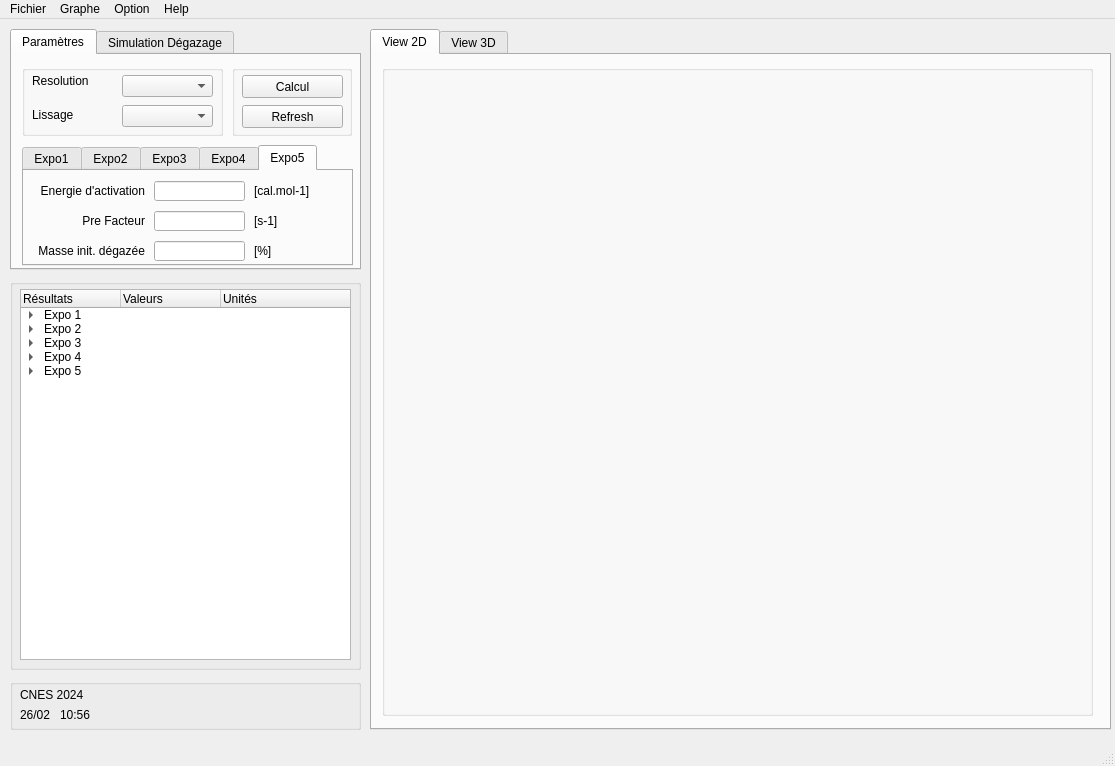
Qt form ui/window.ui (LanceryH/CNES-LP-VB5E) before a commit.
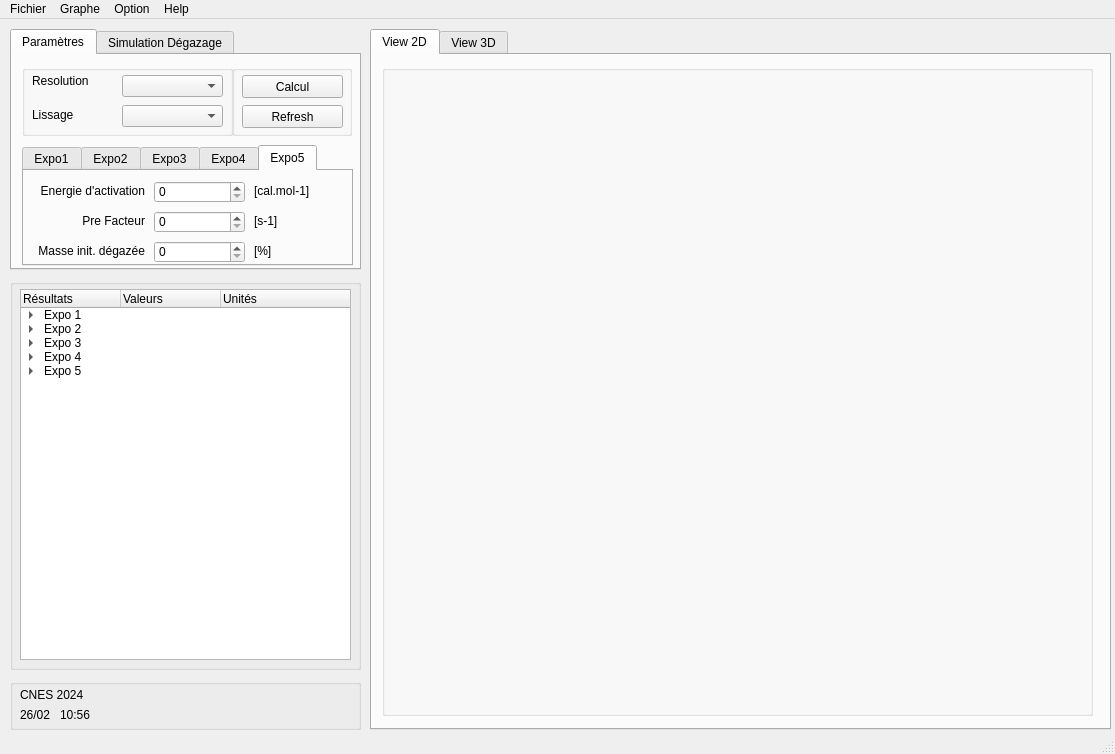
The same form after that commit. The open tabs and pages were chosen to show the change.

```diff
--- a/ui/window.ui
+++ b/ui/window.ui
@@ -7,7 +7,7 @@
     <x>0</x>
     <y>0</y>
     <width>1115</width>
-    <height>766</height>
+    <height>754</height>
    </rect>
   </property>
   <property name="windowTitle">
@@ -819,38 +819,6 @@
        <attribute name="title">
         <string>Expo5</string>
        </attribute>
-       <widget class="QLineEdit" name="lineEdit_13">
-        <property name="geometry">
-         <rect>
-          <x>130</x>
-          <y>10</y>
-          <width>91</width>
-          <height>20</height>
-         </rect>
-        </property>
-        <property name="sizePolicy">
-         <sizepolicy hsizetype="Fixed" vsizetype="Fixed">
-          <horstretch>0</horstretch>
-          <verstretch>0</verstretch>
-         </sizepolicy>
-        </property>
-       </widget>
-       <widget class="QLineEdit" name="lineEdit_14">
-        <property name="geometry">
-         <rect>
-          <x>130</x>
-          <y>40</y>
-          <width>91</width>
-          <height>20</height>
-         </rect>
-        </property>
-        <property name="sizePolicy">
-         <sizepolicy hsizetype="Fixed" vsizetype="Fixed">
-          <horstretch>0</horstretch>
-          <verstretch>0</verstretch>
-         </sizepolicy>
-        </property>
-       </widget>
        <widget class="QLabel" name="label_45">
         <property name="geometry">
          <rect>
@@ -923,22 +891,6 @@
          <set>Qt::AlignLeading|Qt::AlignLeft|Qt::AlignVCenter</set>
         </property>
        </widget>
-       <widget class="QLineEdit" name="lineEdit_15">
-        <property name="geometry">
-         <rect>
-          <x>130</x>
-          <y>70</y>
-          <width>91</width>
-          <height>20</height>
-         </rect>
-        </property>
-        <property name="sizePolicy">
-         <sizepolicy hsizetype="Fixed" vsizetype="Fixed">
-          <horstretch>0</horstretch>
-          <verstretch>0</verstretch>
-         </sizepolicy>
-        </property>
-       </widget>
        <widget class="QLabel" name="label_42">
         <property name="geometry">
          <rect>
@@ -1005,6 +957,36 @@
          <set>Qt::AlignRight|Qt::AlignTrailing|Qt::AlignVCenter</set>
         </property>
        </widget>
+       <widget class="QSpinBox" name="spinBox_16">
+        <property name="geometry">
+         <rect>
+          <x>130</x>
+          <y>10</y>
+          <width>91</width>
+          <height>22</height>
+         </rect>
+        </property>
+       </widget>
+       <widget class="QSpinBox" name="spinBox_17">
+        <property name="geometry">
+         <rect>
+          <x>130</x>
+          <y>70</y>
+          <width>91</width>
+          <height>22</height>
+         </rect>
+        </property>
+       </widget>
+       <widget class="QSpinBox" name="spinBox_18">
+        <property name="geometry">
+         <rect>
+          <x>130</x>
+          <y>40</y>
+          <width>91</width>
+          <height>22</height>
+         </rect>
+        </property>
+       </widget>
       </widget>
      </widget>
      <widget class="QGroupBox" name="groupBox_5">
@@ -1012,7 +994,7 @@
        <rect>
         <x>10</x>
         <y>10</y>
-        <width>201</width>
+        <width>211</width>
         <height>71</height>
        </rect>
       </property>
@@ -1024,7 +1006,7 @@
         <rect>
          <x>100</x>
          <y>10</y>
-         <width>91</width>
+         <width>101</width>
          <height>22</height>
         </rect>
        </property>
@@ -1047,7 +1029,7 @@
         <rect>
          <x>100</x>
          <y>40</y>
-         <width>91</width>
+         <width>101</width>
          <height>22</height>
         </rect>
        </property>
```
Left out of the diff: 409 changed lines with no effect on the pictures.
